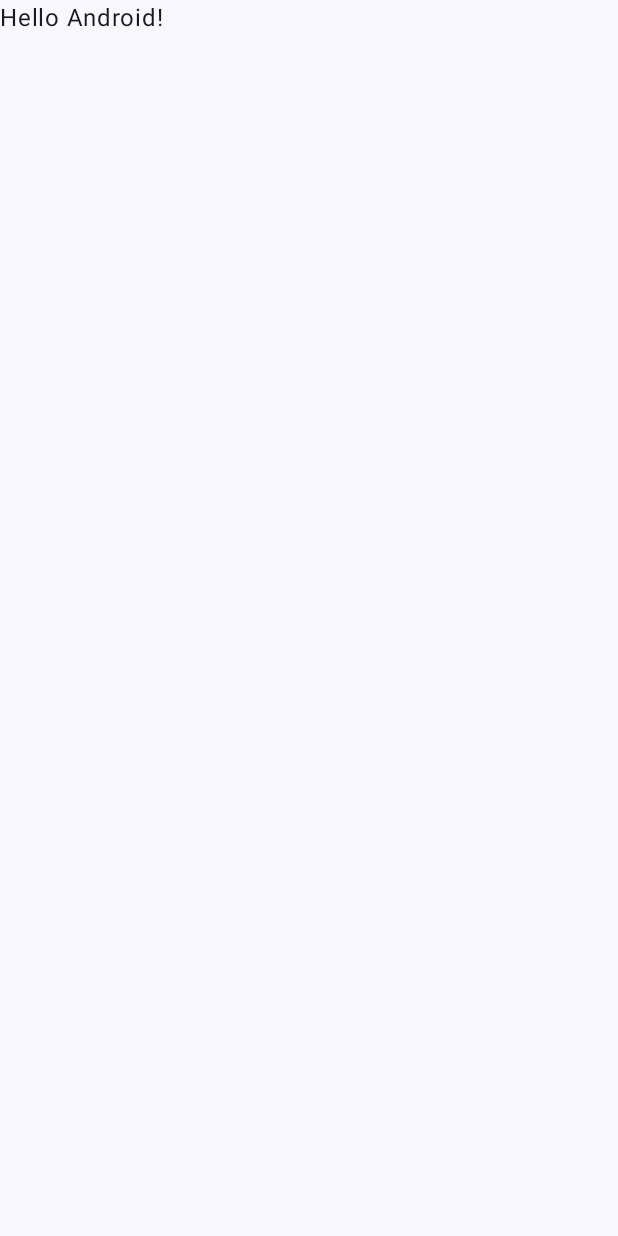
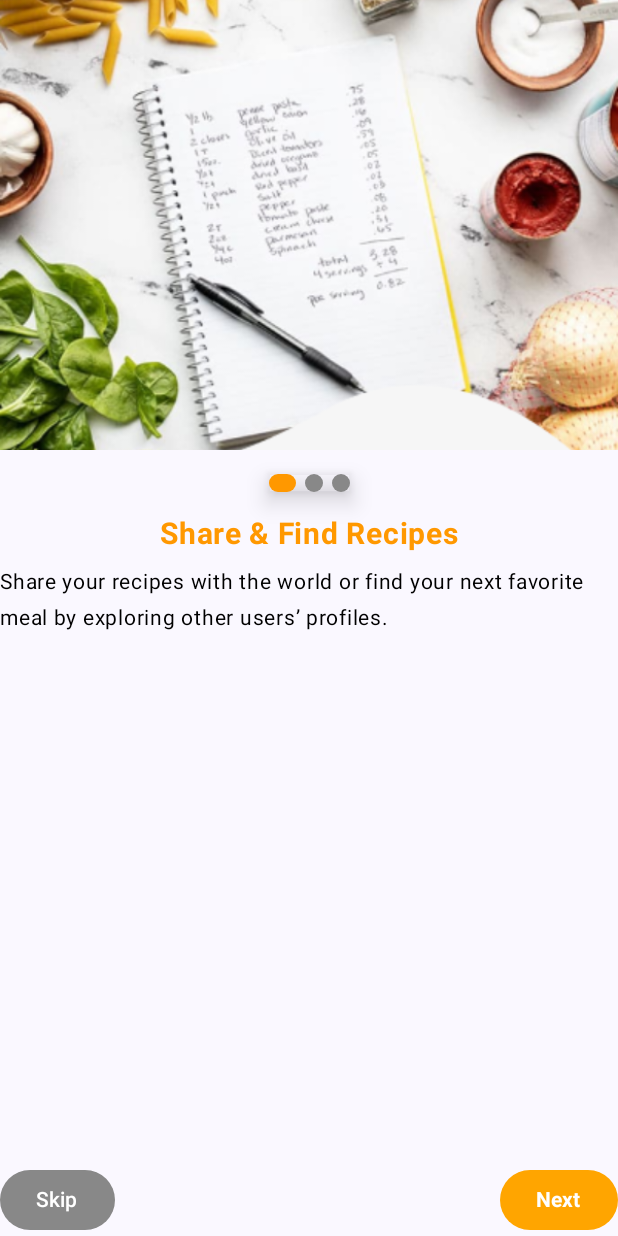
Before and after one commit to LuisIvanJassoLopez010403/CookBook, an Android app built with Jetpack Compose: the screen it shows after launch (MainActivity), on a phone screen of 412 x 824 dp. Before the commit the screen is almost empty. Run offline under Robolectric (Android 15) with nearby library versions, the light colour scheme and no system bars.

Commit message:
Se agrega pantalla de login, de onboarding y signup

```diff
--- a/app/src/main/java/com/example/cookbook/MainActivity.kt
+++ b/app/src/main/java/com/example/cookbook/MainActivity.kt
@@ -10,6 +10,9 @@ import androidx.compose.material3.Text
 import androidx.compose.runtime.Composable
 import androidx.compose.ui.Modifier
 import androidx.compose.ui.tooling.preview.Preview
+import com.example.cookbook.login.LoginScreen
+import com.example.cookbook.onboarding.Onboarding1Screen
+import com.example.cookbook.signup.SignUpScreen
 import com.example.cookbook.ui.theme.CookBookTheme
 
 class MainActivity : ComponentActivity() {
@@ -22,7 +25,7 @@ class MainActivity : ComponentActivity() {
                     modifier = Modifier.fillMaxSize(),
                     color = MaterialTheme.colorScheme.background
                 ) {
-                    Greeting("Android")
+                    Onboarding1Screen()
                 }
             }
         }
--- /dev/null
+++ b/app/src/main/java/com/example/cookbook/onboarding/OnboardingView.kt
@@ -0,0 +1,111 @@
+package com.example.cookbook.onboarding
+
+import android.os.Bundle
+import androidx.activity.ComponentActivity
+import androidx.activity.compose.setContent
+import androidx.compose.foundation.Image
+import androidx.compose.foundation.background
+import androidx.compose.foundation.layout.*
+import androidx.compose.foundation.shape.RoundedCornerShape
+import androidx.compose.material3.*
+import androidx.compose.runtime.Composable
+import androidx.compose.ui.Alignment
+import androidx.compose.ui.Modifier
+import androidx.compose.ui.draw.shadow
+import androidx.compose.ui.graphics.Color
+import androidx.compose.ui.layout.ContentScale
+import androidx.compose.ui.res.painterResource
+import androidx.compose.ui.text.font.FontWeight
+import androidx.compose.ui.tooling.preview.Preview
+import androidx.compose.ui.unit.dp
+import androidx.compose.ui.unit.sp
+import com.example.cookbook.R
+
+class Onboarding1Activity : ComponentActivity() {
+    override fun onCreate(savedInstanceState: Bundle?) {
+        super.onCreate(savedInstanceState)
+        setContent {
+            Onboarding1Screen()
+        }
+    }
+}
+
+@Composable
+fun Onboarding1Screen() {
+    Column(
+        horizontalAlignment = Alignment.CenterHorizontally,
+        verticalArrangement = Arrangement.Center
+    ) {
+        // Image at the top
+        Image(
+            painter = painterResource(id = R.drawable.aonboarding),
+            contentDescription = "Descripción de la imagen",
+            modifier = Modifier
+                .fillMaxWidth()
+                .size(300.dp),
+            contentScale = ContentScale.Crop
+        )
+
+        Spacer(modifier = Modifier.height(16.dp))
+
+        // Progress Indicator
+        Row(
+            modifier = Modifier
+                .align(Alignment.CenterHorizontally)
+                .shadow(10.dp)
+        ) {
+            Box(modifier = Modifier.size(18.dp, 12.dp).background(Color(0xFFFF9800), RoundedCornerShape(6.dp)))
+            Spacer(modifier = Modifier.width(6.dp))
+            Box(modifier = Modifier.size(12.dp, 12.dp).background(Color.Gray, RoundedCornerShape(6.dp)))
+            Spacer(modifier = Modifier.width(6.dp))
+            Box(modifier = Modifier.size(12.dp, 12.dp).background(Color.Gray, RoundedCornerShape(6.dp)))
+        }
+
+        Spacer(modifier = Modifier.height(16.dp))
+
+        // Subtitle
+        Text(
+            text = "Share & Find Recipes",
+            fontSize = 20.sp,
+            fontWeight = FontWeight.Bold,
+            color = Color(0xFFFF9800) // Orange color
+        )
+
+        Spacer(modifier = Modifier.height(8.dp))
+
+        // Description Text
+        Text(
+            text = "Share your recipes with the world or find your next favorite meal by exploring other users’ profiles.",
+            fontSize = 14.sp,
+            color = Color.Black
+        )
+
+        Spacer(modifier = Modifier.weight(1f)) // Spacer to push buttons to the bottom
+
+        // Buttons
+        Row(
+            modifier = Modifier.fillMaxWidth(),
+            horizontalArrangement = Arrangement.SpaceBetween
+        ) {
+            Button(
+                onClick = { /* Handle Skip logic */ },
+                colors = ButtonDefaults.buttonColors(Color.Gray)
+            ) {
+                Text(text = "Skip", color = Color.White)
+            }
+
+            Button(
+                onClick = { /* Handle Next logic */ },
+                colors = ButtonDefaults.buttonColors(Color(0xFFFFA500)) // Orange color
+            ) {
+                Text(text = "Next", fontWeight = FontWeight.Bold, color = Color.White)
+            }
+        }
+    }
+}
+
+@Preview(showBackground = true)
+@Composable
+fun PreviewOnboarding1Screen() {
+    Onboarding1Screen()
+}
```
Also changed, not shown: app/src/main/java/com/example/cookbook/login/LoginView.kt (added, +123 -0 lines), app/src/main/java/com/example/cookbook/signup/SignupView.kt (added, +138 -0 lines), app/src/main/res/drawable/aonboarding.png (added), app/src/main/res/drawable/cookbooklogo3.png (added), app/src/main/res/drawable/prueba.jpg (added).
